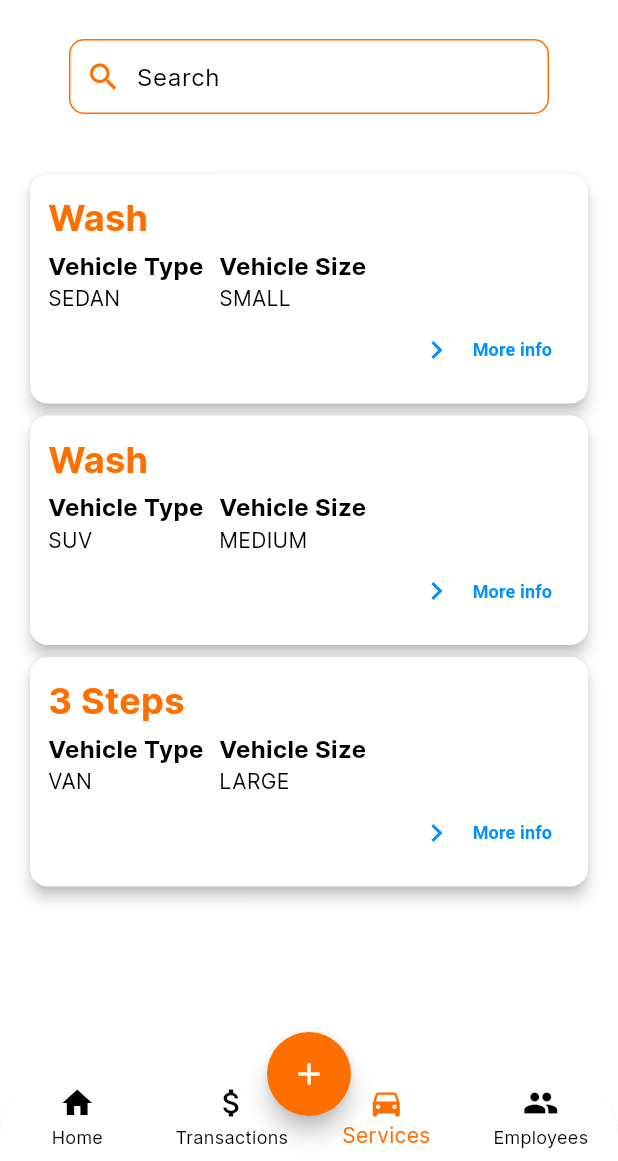
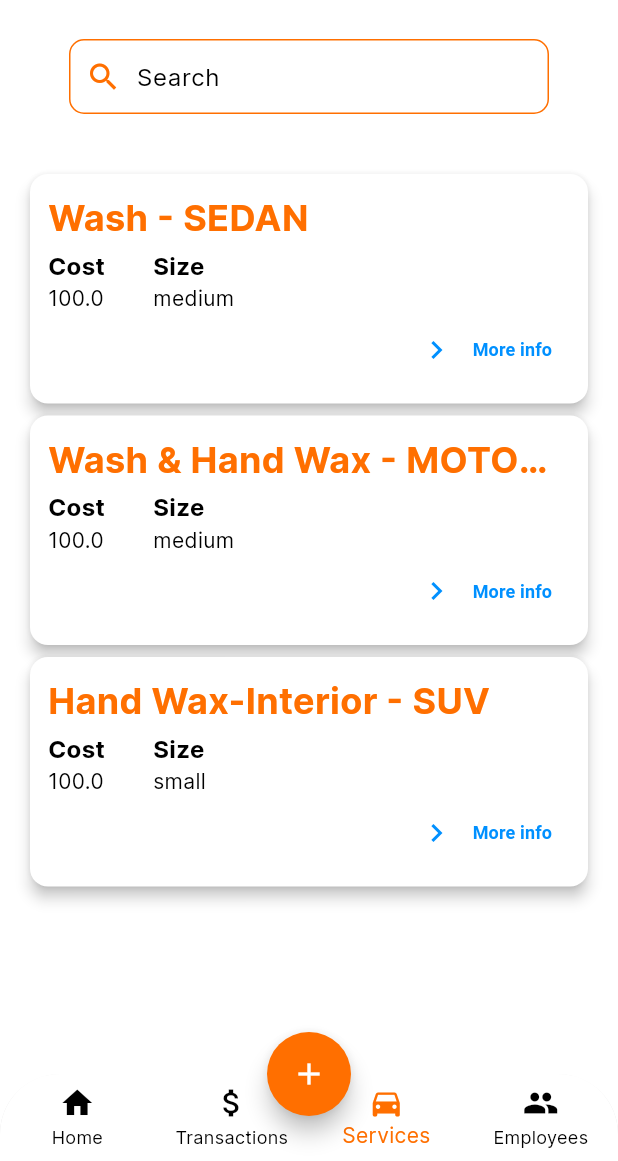
Before and after one commit to marcusandrev/springcrate, a Flutter app: the screen it shows after launch, item 3 of the bottom bar chosen, on a phone screen of 412 x 824 dp, the part 75-1236 px from its top. Run offline on Flutter 3.47's test engine with Material 3 defaults, Android fonts, the phone set to English and light mode, and no system bars; our stand-ins replace fl_chart, flutter_svg, multi_select_flutter.

Commit message:
feat: add complete service bottom sheet and link service details

```diff
--- a/lib/data/data.dart
+++ b/lib/data/data.dart
@@ -1,5 +1,6 @@
 import 'package:flutter/material.dart';
 import 'package:springcrate/screens/employees/class_def/employee.dart';
+import 'package:springcrate/screens/services/class_def/service.dart';
 import 'package:springcrate/screens/transactions/class_def/transaction.dart';
 
 List<Map<String, dynamic>> netSalesData = [
@@ -134,20 +135,27 @@ List<Employee> employeesData = [
       '09230293123', '94319 Zieme Mills, Mckinleyton, WY 58061', 0)
 ];
 
-List<Map<String, dynamic>> servicesData = [
-  {
-    'service_type': 'Wash',
-    'vehicle_type': 'sedan',
-    'vehicle_size': 'small',
-  },
-  {
-    'service_type': 'Wash',
-    'vehicle_type': 'suv',
-    'vehicle_size': 'medium',
-  },
-  {
-    'service_type': '3 Steps',
-    'vehicle_type': 'van',
-    'vehicle_size': 'large',
-  },
+List<Service> servicesData = [
+  // {
+
+  //   'service_type': 'Wash',
+  //   'vehicle_type': 'sedan',
+  //   'vehicle_size': 'small',
+  // },
+  // {
+  //   'service_type': 'Wash',
+  //   'vehicle_type': 'suv',
+  //   'vehicle_size': 'medium',
+  // },
+  // {
+  //   'service_type': '3 Steps',
+  //   'vehicle_type': 'van',
+  //   'vehicle_size': 'large',
+  // },
+  const Service('7e175cea-f82e-4804-8ab0-1db6a946c631', 'Wash - SEDAN',
+      'medium', 'sedan', null, 100),
+  const Service('0c5597dd-1d75-4468-9d95-ab1817a30460',
+      'Wash & Hand Wax - MOTORCYCLE', 'medium', 'motorcycle', null, 100),
+  const Service('a3c74837-bdd2-4e00-b6ca-e827a57612c1',
+      'Hand Wax-Interior - SUV', 'small', 'suv', null, 100)
 ];
--- /dev/null
+++ b/lib/screens/services/class_def/service.dart
@@ -0,0 +1,11 @@
+class Service {
+  final String serviceID;
+  final String serviceName;
+  final String vehicleSize;
+  final String vehicleType;
+  final String? promo;
+  final double cost;
+
+  const Service(this.serviceID, this.serviceName, this.vehicleSize,
+      this.vehicleType, this.promo, this.cost);
+}
--- a/lib/screens/services/views/services_screen.dart
+++ b/lib/screens/services/views/services_screen.dart
@@ -1,7 +1,8 @@
 import 'package:flutter/material.dart';
+import 'package:springcrate/screens/services/class_def/service.dart';
+import 'package:springcrate/screens/services/views/service_details_screen.dart';
 import 'package:springcrate/widgets/searchbar.dart';
 import 'package:springcrate/data/data.dart';
-import 'package:springcrate/util/string_utils.dart';
 
 class ServicesScreen extends StatelessWidget {
   const ServicesScreen({super.key});
@@ -23,11 +24,12 @@ class ServicesScreen extends StatelessWidget {
             child: Column(
               children: [
                 for (var data in servicesData)
-                  _buildTransactionsCard(
-                      context,
-                      data['service_type'],
-                      StringUtils.capitalize(data['vehicle_type']),
-                      StringUtils.capitalize(data['vehicle_size'])),
+                  GestureDetector(
+                    onTap: () {
+                      Navigator.push(context, _createRoute(context, data));
+                    },
+                    child: _buildTransactionsCard(context, data),
+                  )
               ],
             ),
           ),
@@ -36,8 +38,7 @@ class ServicesScreen extends StatelessWidget {
     );
   }
 
-  Widget _buildTransactionsCard(BuildContext context, String service_type,
-      String vehicle_type, String vehicle_size) {
+  Widget _buildTransactionsCard(BuildContext context, Service service) {
     Color primaryColor = Theme.of(context).primaryColor;
     Color secondaryColor = Theme.of(context).colorScheme.secondary;
 
@@ -51,51 +52,50 @@ class ServicesScreen extends StatelessWidget {
           crossAxisAlignment: CrossAxisAlignment.start,
           children: [
             Text(
-              "$service_type",
+              service.serviceName,
+              overflow: TextOverflow.ellipsis,
               style: TextStyle(
                   fontSize: 24,
                   fontWeight: FontWeight.bold,
                   color: primaryColor),
             ),
-            SizedBox(height: 4.0),
+            const SizedBox(height: 4.0),
             Row(
               children: [
-                Expanded(
+                Container(
+                  padding: const EdgeInsets.only(right: 32),
                   child: Column(
                     crossAxisAlignment: CrossAxisAlignment.start,
                     children: [
-                      Text(
-                        'Vehicle Type',
+                      const Text(
+                        'Cost',
                         style: TextStyle(
                             fontSize: 16, fontWeight: FontWeight.bold),
                       ),
                       Text(
-                        "$vehicle_type",
+                        '${service.cost}',
                       ),
                     ],
                   ),
                 ),
-                Expanded(
-                  child: Column(
+                Column(
                   crossAxisAlignment: CrossAxisAlignment.start,
                   children: [
-                      Text(
-                        'Vehicle Size',
-                        style: TextStyle(
-                            fontSize: 16, fontWeight: FontWeight.bold),
+                    const Text(
+                      'Size',
+                      style:
+                          TextStyle(fontSize: 16, fontWeight: FontWeight.bold),
                     ),
                     Text(
-                        "$vehicle_size",
+                      service.vehicleSize,
                     ),
                   ],
                 ),
-                ),
-                const SizedBox(width: 120),
               ],
             ),
             Row(
               children: [
-                Spacer(),
+                const Spacer(),
                 Row(
                   children: [
                     Icon(
@@ -122,4 +122,23 @@ class ServicesScreen extends StatelessWidget {
       ),
     );
   }
+
+  Route _createRoute(BuildContext context, Service service) {
+    return PageRouteBuilder(
+        pageBuilder: (context, animation, secondaryAnimation) =>
+            ServiceDetailsScreen(service: service),
+        transitionsBuilder: (context, animation, secondaryAnimation, child) {
+          const begin = Offset(1.0, 0.0);
+          const end = Offset.zero;
+          const curve = Curves.ease;
+
+          var tween =
+              Tween(begin: begin, end: end).chain(CurveTween(curve: curve));
+
+          return SlideTransition(
+            position: animation.drive(tween),
+            child: child,
+          );
+        });
   }
+}
```
Also changed, not shown: lib/screens/services/class_def/services.dart (deleted, +0 -8 lines), lib/screens/services/views/service_details_screen.dart (added, +20 -0 lines), lib/screens/services/widgets/service_form.dart (+33 -1 lines), lib/screens/transactions/widgets/transaction_form.dart (+12 -41 lines). Lines whose indentation alone changed are shown as unchanged.
